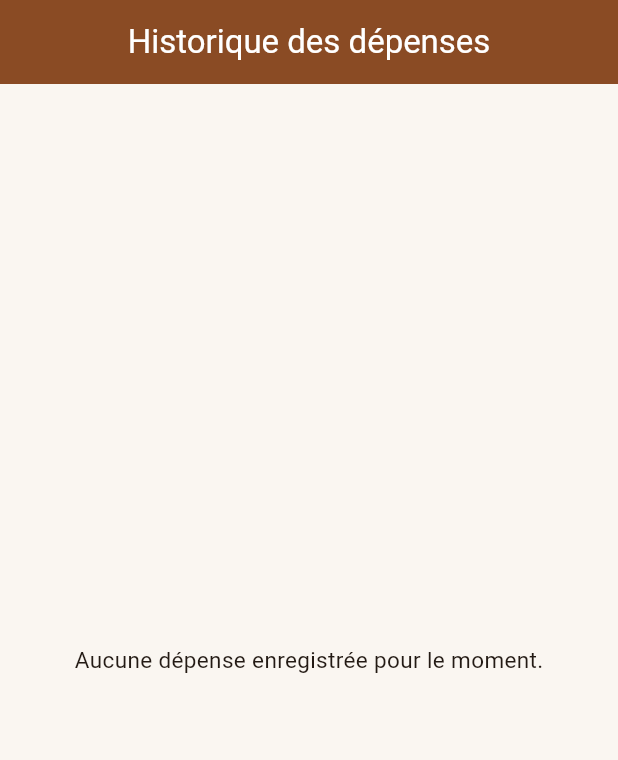
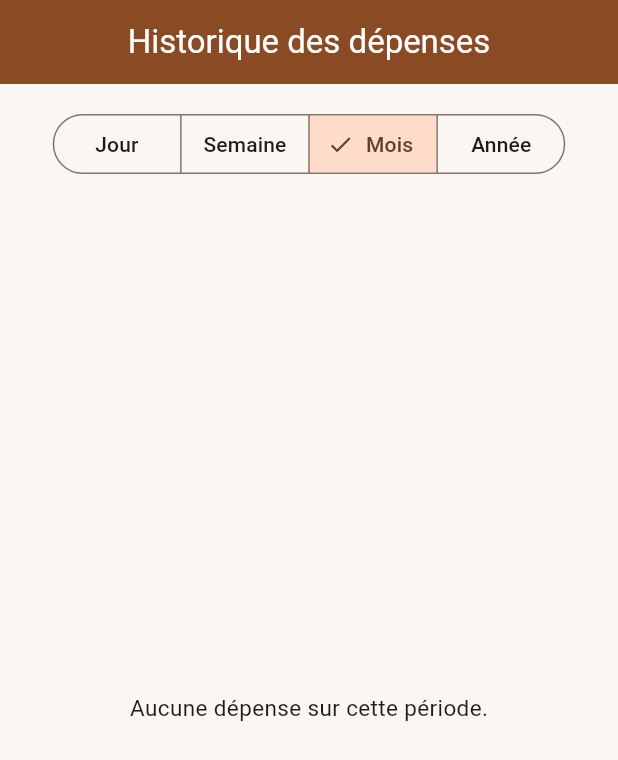
Before and after one commit to ouattaradanou-debug/forevercare-ai, a Flutter app: the EcranHistoriqueDepenses screen opened by its route, on a phone screen of 412 x 824 dp. Shown: the top 760 px of the screen. Run offline on Flutter 3.47's test engine with Material 3 defaults, Android fonts, the phone set to English and light mode, and no system bars; our stand-ins replace audioplayers, connectivity_plus, drift, flutter_image_compress, flutter_local_notifications, flutter_riverpod and 12 more; missing offline and left inert: record; accounts and stored records are empty; generated files the repository leaves out were written again.

Commit message:
feat(atelier_plus): filtre Jour/Semaine/Mois/Année dans l'historique des dépenses
Un sélecteur en haut de l'écran filtre la liste sur la période en
cours (jour/semaine/mois/année), avec le total affiché en bas.

```diff
--- a/atelier_plus/lib/features/finances/presentation/ecran_historique_depenses.dart
+++ b/atelier_plus/lib/features/finances/presentation/ecran_historique_depenses.dart
@@ -2,35 +2,87 @@ import 'package:flutter/material.dart';
 import 'package:flutter_riverpod/flutter_riverpod.dart';
 
 import '../../../core/utils/formatters.dart';
+import '../../../data/models/depense.dart';
+import '../data/recapitulatif_finances.dart';
 import '../providers/finances_providers.dart';
 
+enum _Periode { jour, semaine, mois, annee }
+
 /// Tableau de toutes les dépenses enregistrées (Date, Motif, Montant), la
-/// plus récente en premier.
-class EcranHistoriqueDepenses extends ConsumerWidget {
+/// plus récente en premier, filtrable par Jour/Semaine/Mois/Année en cours.
+class EcranHistoriqueDepenses extends ConsumerStatefulWidget {
   const EcranHistoriqueDepenses({super.key});
 
   @override
-  Widget build(BuildContext context, WidgetRef ref) {
+  ConsumerState<EcranHistoriqueDepenses> createState() => _EcranHistoriqueDepensesState();
+}
+
+class _EcranHistoriqueDepensesState extends ConsumerState<EcranHistoriqueDepenses> {
+  _Periode _periode = _Periode.mois;
+
+  (DateTime, DateTime) _bornesPeriode(_Periode periode) {
+    final now = DateTime.now();
+    switch (periode) {
+      case _Periode.jour:
+        return (debutDuJour(now), debutDuJour(now).add(const Duration(days: 1)));
+      case _Periode.semaine:
+        return (debutDeLaSemaine(now), debutDeLaSemaine(now).add(const Duration(days: 7)));
+      case _Periode.mois:
+        return (debutDuMois(now), DateTime(now.year, now.month + 1));
+      case _Periode.annee:
+        return (debutDeLAnnee(now), DateTime(now.year + 1));
+    }
+  }
+
+  @override
+  Widget build(BuildContext context) {
     final depenses = ref.watch(depensesDeLAtelierProvider);
+    final (debut, finExclusive) = _bornesPeriode(_periode);
 
     return Scaffold(
       appBar: AppBar(title: const Text('Historique des dépenses')),
       body: SafeArea(
+        child: Column(
+          children: [
+            Padding(
+              padding: const EdgeInsets.fromLTRB(16, 16, 16, 0),
+              child: SegmentedButton<_Periode>(
+                segments: const [
+                  ButtonSegment(value: _Periode.jour, label: Text('Jour')),
+                  ButtonSegment(value: _Periode.semaine, label: Text('Semaine')),
+                  ButtonSegment(value: _Periode.mois, label: Text('Mois')),
+                  ButtonSegment(value: _Periode.annee, label: Text('Année')),
+                ],
+                selected: {_periode},
+                onSelectionChanged: (selection) => setState(() => _periode = selection.first),
+              ),
+            ),
+            Expanded(
               child: depenses.when(
                 loading: () => const Center(child: CircularProgressIndicator()),
                 error: (erreur, _) => Center(child: Text('Erreur : $erreur')),
                 data: (liste) {
-            if (liste.isEmpty) {
+                  final filtrees = liste
+                      .where((d) => !d.date.isBefore(debut) && d.date.isBefore(finExclusive))
+                      .toList();
+
+                  if (filtrees.isEmpty) {
                     return const Center(
                       child: Padding(
                         padding: EdgeInsets.all(24),
-                  child: Text('Aucune dépense enregistrée pour le moment.'),
+                        child: Text('Aucune dépense sur cette période.'),
                       ),
                     );
                   }
+
+                  final total = filtrees.fold<double>(0, (somme, d) => somme + d.montant);
+
                   return SingleChildScrollView(
                     padding: const EdgeInsets.all(16),
-              child: Container(
+                    child: Column(
+                      crossAxisAlignment: CrossAxisAlignment.stretch,
+                      children: [
+                        Container(
                           decoration: BoxDecoration(
                             color: Colors.white,
                             borderRadius: BorderRadius.circular(18),
@@ -48,8 +100,42 @@ class EcranHistoriqueDepenses extends ConsumerWidget {
                                 _Cellule('Motif', entete: true, centre: true),
                                 _Cellule('Montant', entete: true, alignDroite: true),
                               ]),
-                    for (final depense in liste)
-                      TableRow(children: [
+                              for (final depense in filtrees) _ligne(depense),
+                            ],
+                          ),
+                        ),
+                        const SizedBox(height: 12),
+                        Container(
+                          padding: const EdgeInsets.symmetric(horizontal: 16, vertical: 14),
+                          decoration: BoxDecoration(
+                            color: const Color(0xFFEDEAE4),
+                            borderRadius: BorderRadius.circular(12),
+                          ),
+                          child: Row(
+                            mainAxisAlignment: MainAxisAlignment.spaceBetween,
+                            children: [
+                              const Text('Total'),
+                              Text(
+                                Formatters.montant(total),
+                                style: const TextStyle(fontWeight: FontWeight.bold),
+                              ),
+                            ],
+                          ),
+                        ),
+                      ],
+                    ),
+                  );
+                },
+              ),
+            ),
+          ],
+        ),
+      ),
+    );
+  }
+
+  TableRow _ligne(Depense depense) {
+    return TableRow(children: [
       _Cellule(Formatters.dateCourte(depense.date)),
       _Cellule(
         depense.description == null || depense.description!.isEmpty
@@ -58,15 +144,7 @@ class EcranHistoriqueDepenses extends ConsumerWidget {
         centre: true,
       ),
       _Cellule(Formatters.nombre(depense.montant), alignDroite: true),
-                      ]),
-                  ],
-                ),
-              ),
-            );
-          },
-        ),
-      ),
-    );
+    ]);
   }
 }
 
```
Lines whose indentation alone changed are shown as unchanged.
